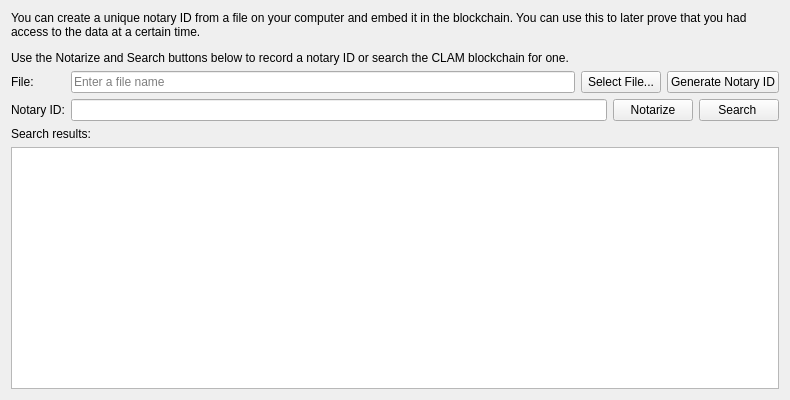
This is src/qt/forms/notarypage.ui in trentrussell/qednet as Qt 5 draws it before an edit. The edited form follows.
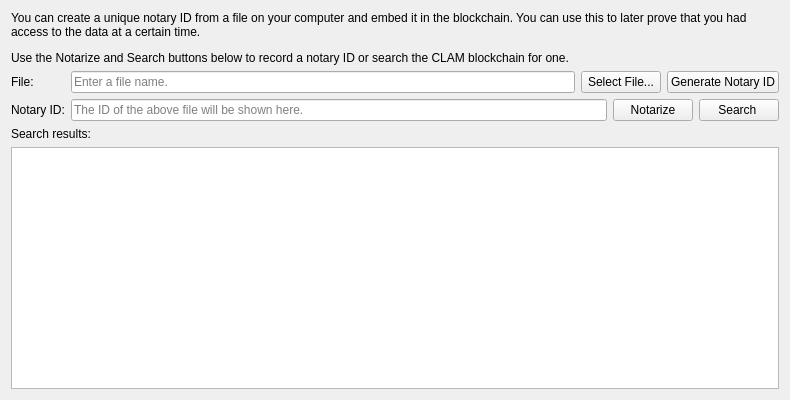
This is the edited form. Custom widgets are drawn as their Qt base class.

Patch:
```diff
--- a/src/qt/forms/notarypage.ui
+++ b/src/qt/forms/notarypage.ui
@@ -53,7 +53,7 @@
           </sizepolicy>
          </property>
          <property name="placeholderText">
-          <string>Enter a file name</string>
+          <string>Enter a file name.</string>
          </property>
         </widget>
        </item>
@@ -93,6 +93,9 @@
          <property name="readOnly">
           <bool>true</bool>
          </property>
+         <property name="placeholderText">
+          <string>The ID of the above file will be shown here.</string>
+         </property>
         </widget>
        </item>
        <item>
@@ -155,6 +158,13 @@
   <zorder>label_2</zorder>
   <zorder>formLayoutWidget</zorder>
  </widget>
+ <customwidgets>
+  <customwidget>
+   <class>QValidatedLineEdit</class>
+   <extends>QLineEdit</extends>
+   <header>qvalidatedlineedit.h</header>
+  </customwidget>
+ </customwidgets>
  <resources/>
  <connections/>
 </ui>
```
Left out of the diff: 9 changed lines with no effect on the pictures.
